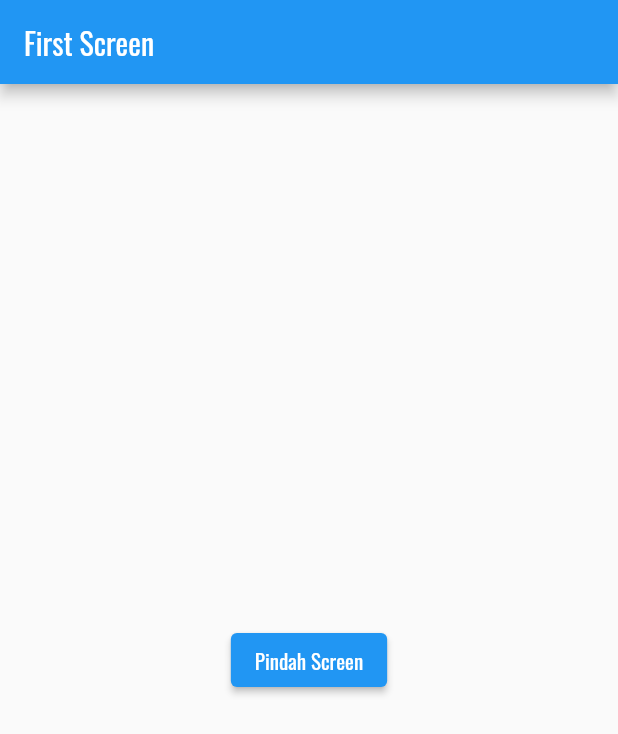
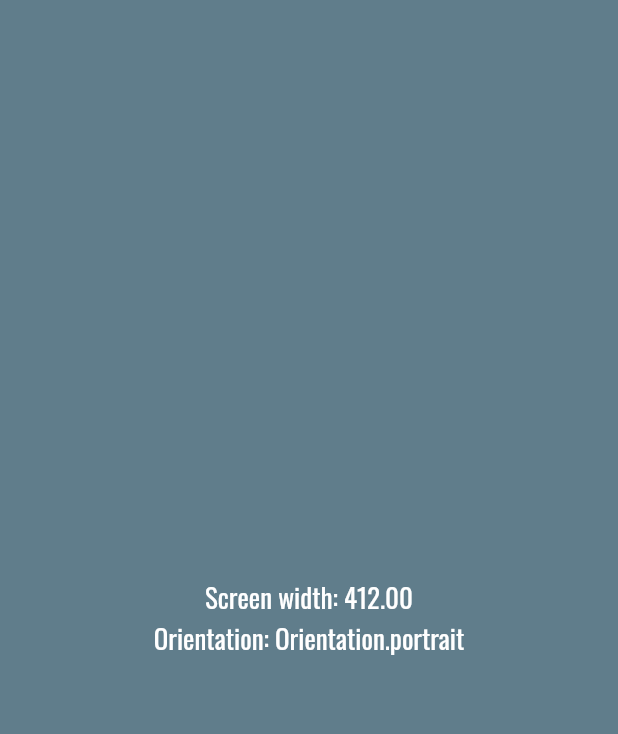
Before and after one commit to jonrysimbolon/flutter_app_2, a Flutter app: the screen it shows after launch, on a phone screen of 412 x 824 dp. Shown: the top 734 px of the screen. Run offline on Flutter 3.47's test engine with Material 2 defaults, Android fonts, the phone set to English and light mode, and no system bars.

Commit message:
MediaQuery

```diff
--- a/lib/main.dart
+++ b/lib/main.dart
@@ -8,7 +8,8 @@ import 'package:flutter/material.dart';
 //import 'package:flutter_app_2/font_component.dart';
 //import 'package:flutter_app_2/listview_screen.dart';
 //import 'package:flutter_app_2/expanded_and_flexible_widget.dart';
-import 'package:flutter_app_2/navigation_component.dart';
+//import 'package:flutter_app_2/navigation_component.dart';
+import 'package:flutter_app_2/responsive_layout.dart';
 
 void main() {
   runApp(const MyApp());
@@ -34,7 +35,8 @@ class MyApp extends StatelessWidget {
       //home: const SevenScreen(),
       //home: const EightScreen(),
       //home: const NineScreen(),
-      home: const TenScreen(),
+      //home: const TenScreen(),
+      home: const ElevenScreen(),
     );
   }
 }
--- /dev/null
+++ b/lib/responsive_layout.dart
@@ -0,0 +1,31 @@
+import 'package:flutter/material.dart';
+
+class ElevenScreen extends StatelessWidget {
+  const ElevenScreen({super.key});
+
+  @override
+  Widget build(BuildContext context) {
+    Size screenSize = MediaQuery.of(context).size;
+    Orientation orientation = MediaQuery.of(context).orientation;
+
+    return Scaffold(
+      backgroundColor: Colors.blueGrey,
+      body: Column(
+        mainAxisAlignment: MainAxisAlignment.center,
+        crossAxisAlignment: CrossAxisAlignment.stretch,
+        children: [
+          Text(
+            'Screen width: ${screenSize.width.toStringAsFixed(2)}',
+            style: const TextStyle(color: Colors.white, fontSize: 18),
+            textAlign: TextAlign.center,
+          ),
+          Text(
+            'Orientation: $orientation',
+            style: const TextStyle(color: Colors.white, fontSize: 18),
+            textAlign: TextAlign.center,
+          )
+        ],
+      ),
+    );
+  }
+}
```
